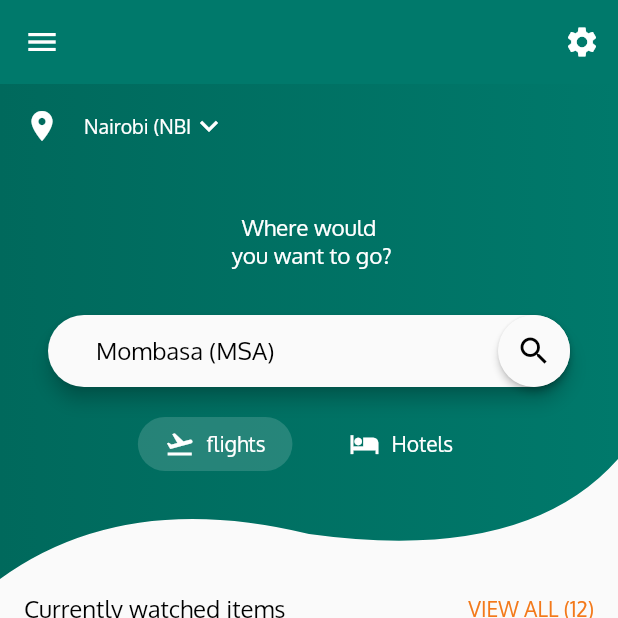
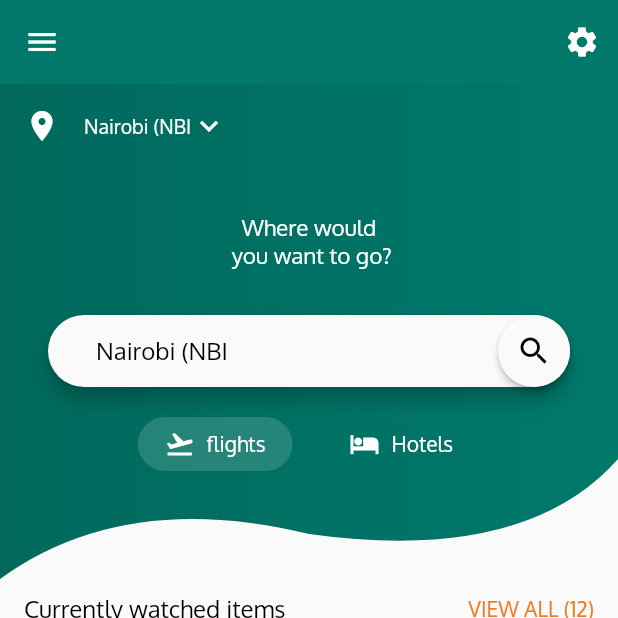
Before and after one commit to shiduu/flutter-Ui, a Flutter app: the screen it shows after launch, on a phone screen of 412 x 824 dp, the top half of it. Run offline on Flutter 3.47's test engine with Material 2 defaults, Android fonts, the phone set to English and light mode, and no system bars.

Commit message:
new change

```diff
--- a/lib/homescreen_container.dart
+++ b/lib/homescreen_container.dart
@@ -104,7 +104,7 @@ class _HomeScreenContainerState extends State<HomeScreenContainer> {
                     elevation: 5,
                     borderRadius: BorderRadius.all(Radius.circular(30)),
                     child: TextField(
-                      controller: TextEditingController(text: locations[1]),
+                      controller: TextEditingController(text: locations[0]),
                       style: dropDownMenuItemStyle,
                       cursorColor: Color(0xFFF3791A),
                       decoration: InputDecoration(
```
